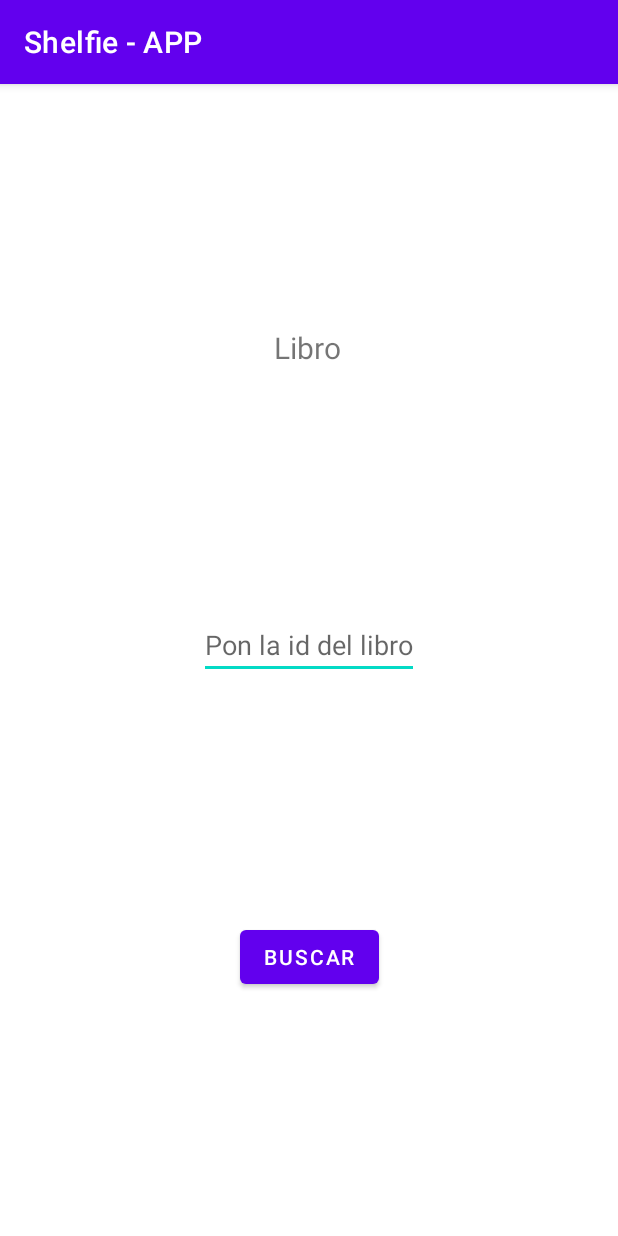
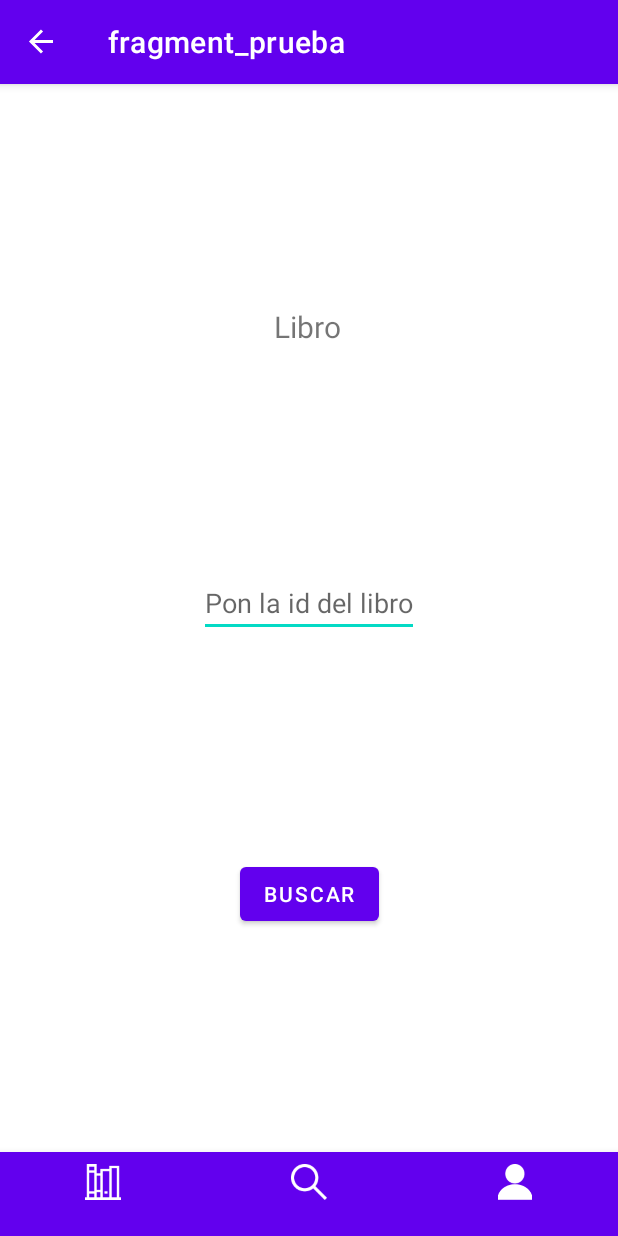
Before and after one commit to IvanCaEz/Shelfie-Mobile, an Android app: the screen it shows after launch (MainActivity), on a phone screen of 412 x 824 dp. Run offline under Robolectric (Android 15) with nearby library versions, the phone set to English and light mode, and no system bars; our stand-ins replace navigation-ui.

Commit message:
bottom navigation

```diff
--- a/app/src/main/java/com/example/shelfie_app/view/MainActivity.kt
+++ b/app/src/main/java/com/example/shelfie_app/view/MainActivity.kt
@@ -3,16 +3,28 @@ package com.example.shelfie_app.view
 import androidx.appcompat.app.AppCompatActivity
 import android.os.Bundle
 import androidx.navigation.fragment.NavHostFragment
+import androidx.navigation.ui.AppBarConfiguration
+import androidx.navigation.ui.setupActionBarWithNavController
+import androidx.navigation.ui.setupWithNavController
 import com.example.shelfie_app.R
+import com.example.shelfie_app.databinding.ActivityMainBinding
 
 class MainActivity : AppCompatActivity() {
+    private lateinit var binding: ActivityMainBinding
     override fun onCreate(savedInstanceState: Bundle?) {
         super.onCreate(savedInstanceState)
-        setContentView(R.layout.activity_main)
+        binding = ActivityMainBinding.inflate(layoutInflater)
+        setContentView(binding.root)
 
 
+        val bottomNavigationView = binding.bottomNavigation
         val navHostFragment = supportFragmentManager.findFragmentById(R.id.nav_host_fragment) as NavHostFragment
         val navController = navHostFragment.navController
+        bottomNavigationView.setupWithNavController(navController)
+
+        val appBarConfiguration = AppBarConfiguration(setOf(R.id.shelfFragment, R.id.searchFragment,
+            R.id.userProfileFragment))
+        setupActionBarWithNavController(navController, appBarConfiguration)
 
 
     }
--- a/app/src/main/res/layout/activity_main.xml
+++ b/app/src/main/res/layout/activity_main.xml
@@ -14,9 +14,21 @@
         app:layout_constraintLeft_toLeftOf="parent"
         app:layout_constraintRight_toRightOf="parent"
         app:layout_constraintTop_toTopOf="parent"
-        app:layout_constraintBottom_toBottomOf="parent"
+        app:layout_constraintBottom_toTopOf="@id/bottom_navigation"
         app:defaultNavHost="true"
         app:navGraph="@navigation/navigation_graph" />
 
+    <com.google.android.material.bottomnavigation.BottomNavigationView
+        android:id="@+id/bottom_navigation"
+        android:layout_width="match_parent"
+        android:layout_height="wrap_content"
+        app:layout_constraintStart_toStartOf="parent"
+        app:layout_constraintTop_toBottomOf="@+id/nav_host_fragment"
+        app:layout_constraintBottom_toBottomOf="parent"
+        app:menu="@menu/bottom_menu"
+        android:background="@color/purple_500"
+        app:itemIconTint="@color/white"
+        app:itemTextColor="@color/white"/>
+
 
 </androidx.constraintlayout.widget.ConstraintLayout>
--- /dev/null
+++ b/app/src/main/res/menu/bottom_menu.xml
@@ -0,0 +1,17 @@
+<?xml version="1.0" encoding="utf-8"?>
+<menu xmlns:tools="http://schemas.android.com/tools"
+    xmlns:android="http://schemas.android.com/apk/res/android">
+    <item
+        android:id="@+id/shelfFragment"
+        android:icon="@drawable/white_shelf"
+        tools:ignore="MenuTitle"/>
+    <item
+        android:id="@+id/searchFragment"
+        android:icon="@drawable/white_search"
+        tools:ignore="MenuTitle" />
+    <item
+        android:id="@+id/userProfileFragment"
+        android:icon="@drawable/white_user"
+        tools:ignore="MenuTitle"/>
+
+</menu>
--- a/app/src/main/res/navigation/navigation_graph.xml
+++ b/app/src/main/res/navigation/navigation_graph.xml
@@ -10,4 +10,19 @@
         android:name="com.example.shelfie_app.view.PruebaFragment"
         android:label="fragment_prueba"
         tools:layout="@layout/fragment_prueba" />
+    <fragment
+        android:id="@+id/searchFragment"
+        android:name="com.example.shelfie_app.view.SearchFragment"
+        android:label="Search"
+        tools:layout="@layout/fragment_search" />
+    <fragment
+        android:id="@+id/shelfFragment"
+        android:name="com.example.shelfie_app.view.ShelfFragment"
+        android:label="Shelf"
+        tools:layout="@layout/fragment_shelf" />
+    <fragment
+        android:id="@+id/userProfileFragment"
+        android:name="com.example.shelfie_app.view.UserProfileFragment"
+        android:label="Profile"
+        tools:layout="@layout/fragment_user_profile" />
 </navigation>
```
Also changed, not shown: app/src/main/java/com/example/shelfie_app/view/PruebaFragment.kt (+1 -6 lines), app/src/main/java/com/example/shelfie_app/view/SearchFragment.kt (added, +27 -0 lines), app/src/main/java/com/example/shelfie_app/view/ShelfFragment.kt (added, +24 -0 lines), app/src/main/java/com/example/shelfie_app/view/UserProfileFragment.kt (added, +23 -0 lines), app/src/main/res/layout/fragment_book_detail.xml (+3 -7 lines), app/src/main/res/layout/fragment_search.xml (added, +14 -0 lines), app/src/main/res/layout/fragment_shelf.xml (added, +14 -0 lines), app/src/main/res/layout/fragment_user_profile.xml (added, +14 -0 lines), app/src/main/res/drawable/black_book.png (added), app/src/main/res/drawable/black_search.png (added), app/src/main/res/drawable/black_shelf.png (added), app/src/main/res/drawable/black_user.png (added), app/src/main/res/drawable/white_book.png (added), app/src/main/res/drawable/white_search.png (added), 2 more files.
